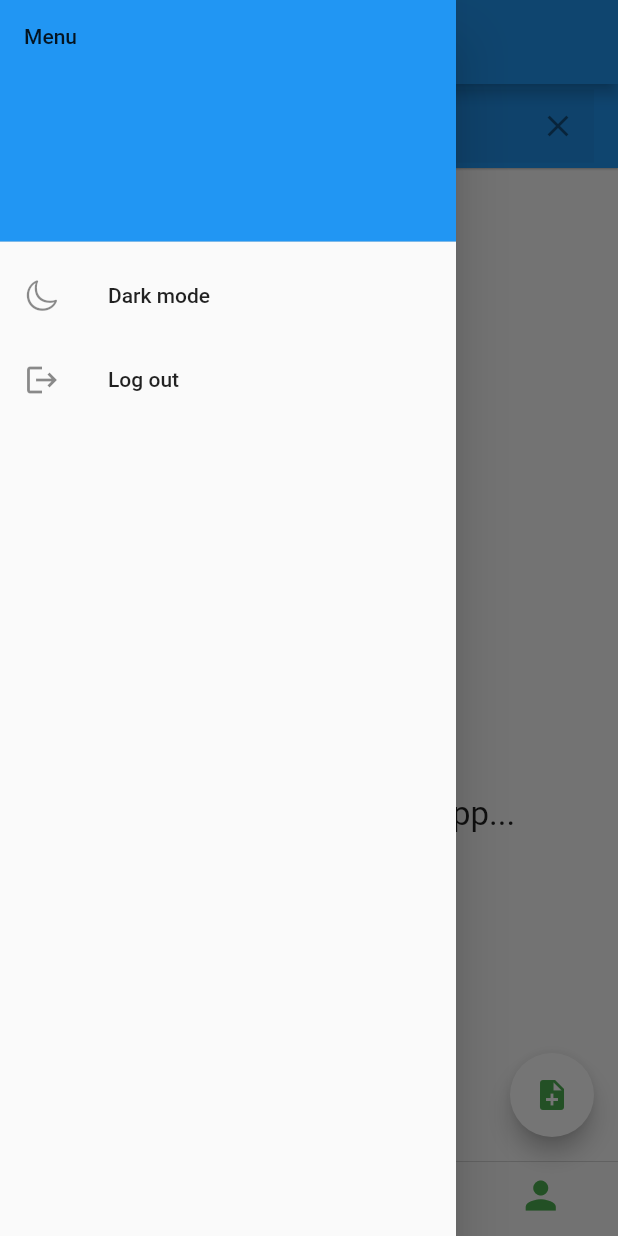
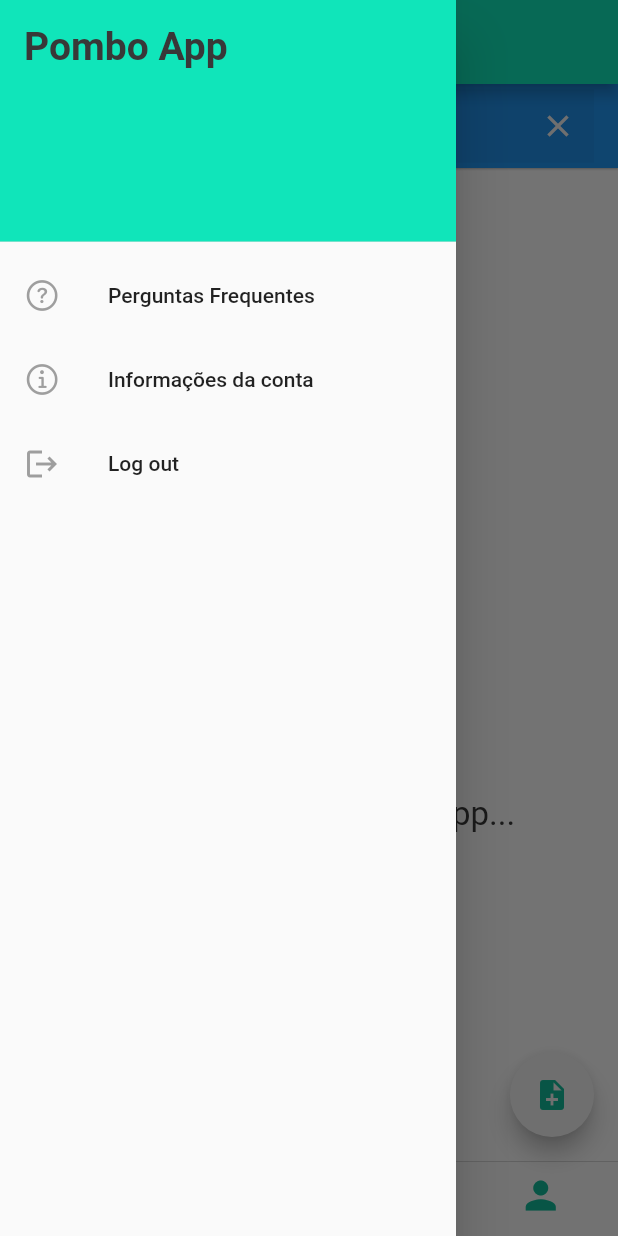
Before and after one commit to maxleirbag/flutter-poc, a Flutter app: the screen it shows once a user with an empty profile is signed in, item 2 of the bottom bar chosen, in the side drawer, after a tap on the "search" icon, on a phone screen of 412 x 824 dp. Run offline on Flutter 3.47's test engine with Material 2 defaults, Android fonts, the phone set to English and light mode, and no system bars; our stand-ins replace cloud_firestore, firebase_auth, firebase_core, firebase_storage, fluttertoast; accounts and stored records are empty.

Commit message:
upgrade: grande otimização da UI

```diff
--- a/lib/Constants/Constants.dart
+++ b/lib/Constants/Constants.dart
@@ -5,17 +5,13 @@ import 'package:flutter/material.dart';
 // Cores
 const Color KzipZopColor = Colors.lightGreen;
 
-const defaultFontColor = Colors.black;
-const opositeFontColor = Colors.white;
+const Color defaultDarkColor = Color.fromARGB(255, 56, 56, 56);
+const Color defaultLightColor = Color.fromARGB(255, 243, 243, 243);
+const Color defaultGrayColor = Color.fromARGB(180, 120, 120, 120);
 
-const Color primaryColorLight = Colors.yellow;
-const Color secondaryColorLight = Colors.yellow;
-const Color tertiaryColorLight = Colors.yellowAccent;
-
-const Color primaryColorDark = Colors.red;
-const Color secondaryColorDark = Colors.red;
-const Color tertiaryColorDark = Colors.red;
-//
+const Color primaryColor = Color.fromARGB(255, 16, 229, 186);
+const Color secondaryColor = Color.fromARGB(255, 18, 186, 152);
+const Color tertiaryColor = Color.fromARGB(255, 4, 64, 52);
 
 final _firestore = FirebaseFirestore.instance;
 final storageRef = FirebaseStorage.instance.ref();
--- a/lib/Screens/FeedScreen.dart
+++ b/lib/Screens/FeedScreen.dart
@@ -1,109 +1,110 @@
-import 'package:flutter/cupertino.dart';
 import 'package:flutter/material.dart';
+import 'package:sabia_app/Constants/Constants.dart';
 
-import '../Services/auth_service.dart';
-import 'CreateZipZopScreen.dart';
-import 'HomeScreen.dart';
-import 'NotificationsScreen.dart';
-import 'ProfileScreen.dart';
-import 'SearchScreen.dart';
-import 'WelcomeScreen.dart';
+import '../Models/UserModel.dart';
+import '../Models/ZipZop.dart';
+import '../Services/DatabaseServices.dart';
+import '../Widgets/ZipZopContainer.dart';
 
-class FeedScreen extends StatefulWidget {
+class HomeScreen extends StatefulWidget {
   final String currentUserId;
 
-  const FeedScreen({super.key, required this.currentUserId});
+  const HomeScreen({super.key, required this.currentUserId});
 
   @override
-  State<FeedScreen> createState() => _FeedScreenState();
+  State<HomeScreen> createState() => _HomeScreenState();
 }
 
-class _FeedScreenState extends State<FeedScreen> {
-  int selectedTab = 0;
+class _HomeScreenState extends State<HomeScreen> {
+  List _followingZipZops = [];
+  bool _loading = false;
+
+  buildZipZops(ZipZop zipZop, UserModel author) {
+    return Container(
+      padding: const EdgeInsets.symmetric(horizontal: 15),
+      child: ZipZopContainer(
+        zipZop: zipZop,
+        author: author,
+        currentUserId: widget.currentUserId,
+      ),
+    );
+  }
+
+  showFollowingZipZops(String currentUserId) {
+    List<Widget> followingZipZopsList = [];
+    for (ZipZop zipZop in _followingZipZops) {
+      followingZipZopsList.add(FutureBuilder(
+          future: usersRef.doc(zipZop.authorId).get(),
+          builder: (BuildContext context, AsyncSnapshot snapshot) {
+            if (snapshot.hasData) {
+              UserModel author = UserModel.fromDoc(snapshot.data);
+              return buildZipZops(zipZop, author);
+            } else {
+              return const SizedBox.shrink();
+            }
+          }));
+    }
+    return followingZipZopsList;
+  }
+
+  setupFollowingZipZops() async {
+    setState(() {
+      _loading = true;
+    });
+    List followingZipZops =
+        await DatabaseServices.getHomeZipZops(widget.currentUserId);
+    if (mounted) {
+      setState(() {
+        _followingZipZops = followingZipZops;
+        _loading = false;
+      });
+    }
+  }
+
+  @override
+  void initState() {
+    super.initState();
+    setupFollowingZipZops();
+  }
+
   @override
   Widget build(BuildContext context) {
     return Scaffold(
-      appBar: AppBar(title: const Text('coisa')), // customizar
-      body: [
-        HomeScreen(
-          currentUserId: widget.currentUserId,
-        ),
-        SearchScreen(
-          currentUserId: widget.currentUserId,
-        ),
-        NotificationsScreen(
-          currentUserId: widget.currentUserId,
-        ),
-        ProfileScreen(
-            currentUserId: widget.currentUserId,
-            visitedUserId: widget.currentUserId)
-      ].elementAt(selectedTab),
-      floatingActionButton: FloatingActionButton(
-        backgroundColor: Colors.white,
-        onPressed: () {
-          Navigator.push(
-              context,
-              MaterialPageRoute(
-                  builder: (context) => CreateZipZopScreen(
-                        currentUserId: widget.currentUserId,
-                      )));
-        },
-        child: const Icon(
-          Icons.note_add,
-          color: Colors.green,
-        ),
-      ),
-      drawer: Drawer(
-        child: ListView(
-          // Important: Remove any padding from the ListView.
-          padding: EdgeInsets.zero,
-          children: [
-            const DrawerHeader(
-              decoration: BoxDecoration(
-                color: Colors.blue,
-              ),
-              child: Text('Menu'),
+        backgroundColor: defaultLightColor,
+        body: RefreshIndicator(
+          onRefresh: () => setupFollowingZipZops(),
+          child: ListView(
+            physics: const BouncingScrollPhysics(
+              parent: AlwaysScrollableScrollPhysics(),
             ),
-            ListTile(
-              leading: const Icon(CupertinoIcons.moon),
-              title: const Text('Dark mode'),
-              onTap: () {
-                Navigator.pop(context);
-              },
-            ),
-            ListTile(
-              leading: const Icon(Icons.logout),
-              title: const Text('Log out'),
-              onTap: () {
-                // Navigator.pop(context);
-                AuthService.logout();
-                Navigator.pushReplacement(
-                    context,
-                    MaterialPageRoute(
-                        builder: (context) => const WelcomeScreen()));
-              },
-            ),
-          ],
-        ),
-      ),
-      bottomNavigationBar: CupertinoTabBar(
-        onTap: (index) {
-          setState(() {
-            selectedTab = index;
-          });
-        },
-        currentIndex: selectedTab,
-        items: const [
-          BottomNavigationBarItem(icon: Icon(Icons.home, color: Colors.green)),
-          BottomNavigationBarItem(
-              icon: Icon(Icons.search, color: Colors.green)),
-          BottomNavigationBarItem(
-              icon: Icon(Icons.notifications, color: Colors.green)),
-          BottomNavigationBarItem(
-              icon: Icon(Icons.person, color: Colors.green)),
-        ],
-      ),
-    );
+            children: [
+              _loading
+                  ? const LinearProgressIndicator()
+                  : const SizedBox.shrink(),
+              const SizedBox(height: 5),
+              Column(
+                crossAxisAlignment: CrossAxisAlignment.stretch,
+                children: [
+                  const SizedBox(height: 5),
+                  Column(
+                    children: _followingZipZops.isEmpty && _loading == false
+                        ? [
+                            const SizedBox(height: 5),
+                            const Padding(
+                              padding: EdgeInsets.symmetric(horizontal: 25),
+                              child: Text(
+                                'Não existem novos ZipZops',
+                                style: TextStyle(
+                                    fontSize: 20, color: defaultDarkColor),
+                              ),
+                            )
+                          ]
+                        : showFollowingZipZops(widget.currentUserId),
+                  ),
+                ],
+              )
+            ],
+          ),
+        ));
   }
 }
-// }
--- a/lib/Screens/HomeScreen.dart
+++ /dev/null
@@ -1,111 +0,0 @@
-import 'package:flutter/material.dart';
-import 'package:sabia_app/Constants/Constants.dart';
-
-import '../Models/UserModel.dart';
-import '../Models/ZipZop.dart';
-import '../Services/DatabaseServices.dart';
-import '../Widgets/ZipZopContainer.dart';
-
-class HomeScreen extends StatefulWidget {
-  final String currentUserId;
-
-  const HomeScreen({super.key, required this.currentUserId});
-
-  @override
-  State<HomeScreen> createState() => _HomeScreenState();
-}
-
-class _HomeScreenState extends State<HomeScreen> {
-  List _followingZipZops = [];
-  bool _loading = false;
-
-  buildZipZops(ZipZop zipZop, UserModel author) {
-    return Container(
-      padding: const EdgeInsets.symmetric(horizontal: 15),
-      child: ZipZopContainer(
-        zipZop: zipZop,
-        author: author,
-        currentUserId: widget.currentUserId,
-      ),
-    );
-  }
-
-  showFollowingZipZops(String currentUserId) {
-    List<Widget> followingZipZopsList = [];
-    for (ZipZop zipZop in _followingZipZops) {
-      followingZipZopsList.add(FutureBuilder(
-          future: usersRef.doc(zipZop.authorId).get(),
-          builder: (BuildContext context, AsyncSnapshot snapshot) {
-            if (snapshot.hasData) {
-              UserModel author = UserModel.fromDoc(snapshot.data);
-              return buildZipZops(zipZop, author);
-            } else {
-              return const SizedBox.shrink();
-            }
-          }));
-    }
-    return followingZipZopsList;
-  }
-
-  setupFollowingZipZops() async {
-    setState(() {
-      _loading = true;
-    });
-    List followingZipZops =
-        await DatabaseServices.getHomeZipZops(widget.currentUserId);
-    if (mounted) {
-      setState(() {
-        _followingZipZops = followingZipZops;
-        _loading = false;
-      });
-    }
-  }
-
-  @override
-  void initState() {
-    super.initState();
-    setupFollowingZipZops();
-  }
-
-  @override
-  Widget build(BuildContext context) {
-    return Scaffold(
-        backgroundColor: Colors.white,
-        body: RefreshIndicator(
-          onRefresh: () => setupFollowingZipZops(),
-          child: ListView(
-            physics: const BouncingScrollPhysics(
-              parent: AlwaysScrollableScrollPhysics(),
-            ),
-            children: [
-              _loading
-                  ? const LinearProgressIndicator()
-                  : const SizedBox.shrink(),
-              const SizedBox(height: 5),
-              Column(
-                crossAxisAlignment: CrossAxisAlignment.stretch,
-                children: [
-                  const SizedBox(height: 5),
-                  Column(
-                    children: _followingZipZops.isEmpty && _loading == false
-                        ? [
-                            const SizedBox(height: 5),
-                            const Padding(
-                              padding: EdgeInsets.symmetric(horizontal: 25),
-                              child: Text(
-                                'Não existem novos ZipZops',
-                                style: TextStyle(
-                                  fontSize: 20,
-                                ),
-                              ),
-                            )
-                          ]
-                        : showFollowingZipZops(widget.currentUserId),
-                  ),
-                ],
-              )
-            ],
-          ),
-        ));
-  }
-}
--- a/lib/Screens/SearchScreen.dart
+++ b/lib/Screens/SearchScreen.dart
@@ -3,6 +3,8 @@ import 'package:flutter/material.dart';
 import 'package:sabia_app/Models/UserModel.dart';
 import 'package:sabia_app/Screens/ProfileScreen.dart';
 import 'package:sabia_app/Services/DatabaseServices.dart';
+
+import '../Constants/Constants.dart';
 
 class SearchScreen extends StatefulWidget {
   final String currentUserId;
@@ -59,6 +61,7 @@ class _SearchScreenState extends State<SearchScreen> {
         // Container com campos de Nome + Email
         appBar: AppBar(
           leading: IconButton(
+              color: defaultLightColor,
               onPressed: () {
                 getMatchedUsers();
                 _searchController.clear();
@@ -72,11 +75,14 @@ class _SearchScreenState extends State<SearchScreen> {
             decoration: InputDecoration(
                 suffixIcon: IconButton(
                   onPressed: _searchController.clear,
-                  icon: const Icon(Icons.clear),
+                  icon: const Icon(
+                    Icons.clear,
+                    color: defaultLightColor,
+                  ),
                 ),
                 contentPadding: const EdgeInsets.symmetric(vertical: 15),
                 hintText: inputText.isEmpty ? '(Nome de usuário)' : '',
-                hintStyle: const TextStyle(color: Colors.white),
+                hintStyle: const TextStyle(color: defaultLightColor),
                 border: InputBorder.none,
                 filled: true),
             onChanged: (input) => inputText = input,
@@ -87,11 +93,13 @@ class _SearchScreenState extends State<SearchScreen> {
                 child: Column(
                   mainAxisAlignment: MainAxisAlignment.center,
                   children: const [
-                    Icon(Icons.search, size: 200),
+                    Icon(Icons.search, color: defaultDarkColor, size: 200),
                     Text(
                       'Buscar perfil do Sabiá App...',
-                      style:
-                          TextStyle(fontSize: 22, fontWeight: FontWeight.w400),
+                      style: TextStyle(
+                          fontSize: 22,
+                          fontWeight: FontWeight.w400,
+                          color: defaultDarkColor),
                     )
                   ],
                 ),
--- /dev/null
+++ b/lib/Screens/SkeletonScreen.dart
@@ -0,0 +1,142 @@
+import 'package:flutter/cupertino.dart';
+import 'package:flutter/material.dart';
+
+import '../Constants/Constants.dart';
+import '../Services/auth_service.dart';
+import 'CreateZipZopScreen.dart';
+import 'FeedScreen.dart';
+import 'NotificationsScreen.dart';
+import 'ProfileScreen.dart';
+import 'SearchScreen.dart';
+import 'WelcomeScreen.dart';
+
+class FeedScreen extends StatefulWidget {
+  final String currentUserId;
+  final String novoTitulo;
+
+  const FeedScreen(
+      {super.key, required this.currentUserId, required this.novoTitulo});
+
+  @override
+  State<FeedScreen> createState() => _FeedScreenState();
+}
+
+class _FeedScreenState extends State<FeedScreen> {
+  int selectedTab = 0;
+  String titleScreen = 'coisa';
+
+  @override
+  Widget build(BuildContext context) {
+    return Scaffold(
+      appBar: AppBar(
+          backgroundColor: primaryColor,
+          title: Text(
+            titleScreen,
+            style: const TextStyle(color: defaultDarkColor),
+          )), // customizar
+      body: [
+        HomeScreen(
+          currentUserId: widget.currentUserId,
+        ),
+        SearchScreen(
+          currentUserId: widget.currentUserId,
+        ),
+        NotificationsScreen(
+          currentUserId: widget.currentUserId,
+        ),
+        ProfileScreen(
+            currentUserId: widget.currentUserId,
+            visitedUserId: widget.currentUserId)
+      ].elementAt(selectedTab),
+      floatingActionButton: FloatingActionButton(
+        backgroundColor: defaultLightColor,
+        onPressed: () {
+          Navigator.push(
+              context,
+              MaterialPageRoute(
+                  builder: (context) => CreateZipZopScreen(
+                        currentUserId: widget.currentUserId,
+                      )));
+        },
+        child: const Icon(
+          Icons.note_add,
+          color: secondaryColor,
+        ),
+      ),
+      drawer: Drawer(
+        child: ListView(
+          // Important: Remove any padding from the ListView.
+          padding: EdgeInsets.zero,
+          children: [
+            const DrawerHeader(
+              decoration: BoxDecoration(
+                color: primaryColor,
+              ),
+              child: Text(
+                'Pombo App',
+                style: TextStyle(
+                    fontSize: 26,
+                    fontWeight: FontWeight.bold,
+                    color: defaultDarkColor),
+              ),
+            ),
+            ListTile(
+              leading: const Icon(
+                CupertinoIcons.question_circle,
+                color: defaultGrayColor,
+              ),
+              title: const Text('Perguntas Frequentes'),
+              onTap: () {
+                Navigator.pop(context);
+              },
+            ),
+            ListTile(
+              leading: const Icon(
+                CupertinoIcons.info,
+                color: defaultGrayColor,
+              ),
+              title: const Text('Informações da conta'),
+              onTap: () {
+                Navigator.pop(context);
+              },
+            ),
+            ListTile(
+              leading: const Icon(
+                Icons.logout,
+                color: defaultGrayColor,
+              ),
+              title: const Text('Log out'),
+              onTap: () {
+                // Navigator.pop(context);
+                AuthService.logout();
+                Navigator.pushReplacement(
+                    context,
+                    MaterialPageRoute(
+                        builder: (context) => const WelcomeScreen()));
+              },
+            ),
+          ],
+        ),
+      ),
+      bottomNavigationBar: CupertinoTabBar(
+        onTap: (index) {
+          setState(() {
+            selectedTab = index;
+          });
+        },
+        currentIndex: selectedTab,
+        items: const [
+          BottomNavigationBarItem(
+              icon: Icon(Icons.home, color: secondaryColor)),
+          BottomNavigationBarItem(
+              icon: Icon(Icons.search, color: secondaryColor)),
+          BottomNavigationBarItem(
+              icon: Icon(Icons.notifications, color: secondaryColor)),
+          BottomNavigationBarItem(
+              icon: Icon(Icons.person, color: secondaryColor)),
+        ],
+      ),
+    );
+  }
+}
+// }
--- a/lib/Screens/WelcomeScreen.dart
+++ b/lib/Screens/WelcomeScreen.dart
@@ -1,8 +1,9 @@
 import 'package:flutter/material.dart';
+import 'package:sabia_app/Constants/Constants.dart';
 import 'package:sabia_app/Screens/LoginScreen.dart';
 import 'package:sabia_app/Screens/RegistrationScreen.dart';
+
 import '../Widgets/RoundedButton.dart';
-import '../Widgets/DrawerSiderBar.dart';
 
 class WelcomeScreen extends StatefulWidget {
   const WelcomeScreen({super.key});
@@ -33,7 +34,10 @@ class WelcomeScreenState extends State<WelcomeScreen> {
                   ),
                   const Text(
                     'Se tá a internet, é verdade',
-                    style: TextStyle(fontSize: 35, fontWeight: FontWeight.bold),
+                    style: TextStyle(
+                        color: defaultDarkColor,
+                        fontSize: 35,
+                        fontWeight: FontWeight.bold),
                   ),
                 ],
               ),
--- a/lib/Widgets/RoundedButton.dart
+++ b/lib/Widgets/RoundedButton.dart
@@ -1,4 +1,5 @@
 import 'package:flutter/material.dart';
+import 'package:sabia_app/Constants/Constants.dart';
 
 class RoundedButton extends StatelessWidget {
   final String btnText;
@@ -12,7 +13,7 @@ class RoundedButton extends StatelessWidget {
   Widget build(BuildContext context) {
     return Material(
       elevation: 5,
-      color: Colors.green,
+      color: primaryColor,
       borderRadius: BorderRadius.circular(25),
       child: MaterialButton(
         onPressed: () => onBtnPressed(),
@@ -20,7 +21,7 @@ class RoundedButton extends StatelessWidget {
         height: 60,
         child: Text(
           btnText,
-          style: const TextStyle(color: Colors.white, fontSize: 20),
+          style: const TextStyle(color: defaultDarkColor, fontSize: 20),
         ),
       ),
     );
--- a/lib/main.dart
+++ b/lib/main.dart
@@ -1,8 +1,7 @@
 import 'package:firebase_auth/firebase_auth.dart';
 import 'package:firebase_core/firebase_core.dart';
-import 'package:flutter/foundation.dart';
 import 'package:flutter/material.dart';
-import 'package:sabia_app/Screens/FeedScreen.dart';
+import 'package:sabia_app/Screens/SkeletonScreen.dart';
 
 import 'Screens/WelcomeScreen.dart';
 
@@ -23,15 +22,11 @@ class MyApp extends StatelessWidget {
       stream: FirebaseAuth.instance.authStateChanges(),
       builder: (BuildContext context, snapshot) {
         if (snapshot.hasData) {
-          if (kDebugMode) {
-            print(snapshot.hasData
-                ? snapshot.data!.uid.toString()
-                : 'sem usuário');
-          }
           return FeedScreen(
             currentUserId: snapshot.hasData
                 ? snapshot.data!.uid.toString()
                 : 'sem usuário',
+            novoTitulo: 'Erro: Usuário Inexistente',
           );
         } else {
           return const WelcomeScreen();
```
Also changed, not shown: lib/Screens/CreateZipZopScreen.dart (+5 -3 lines), lib/Screens/EditProfileScreen.dart (+6 -5 lines), lib/Screens/LoginScreen.dart (+10 -4 lines), lib/Screens/NotificationsScreen.dart (+8 -5 lines), lib/Screens/ProfileScreen.dart (+33 -26 lines), lib/Screens/RegistrationScreen.dart (+10 -4 lines), lib/Services/DatabaseServices.dart (+16 -52 lines), lib/Widgets/ZipZopContainer.dart (+11 -5 lines).
